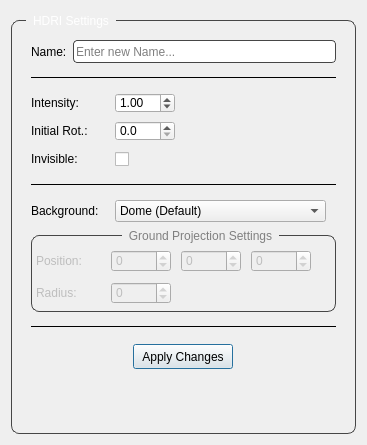
This is YFX_Lookdev_Tool/dev/UI/layer_options_UI.ui in kaanyilmaz99/YFX_Lookdev_Tool as Qt 5 draws it before an edit. The edited form follows.
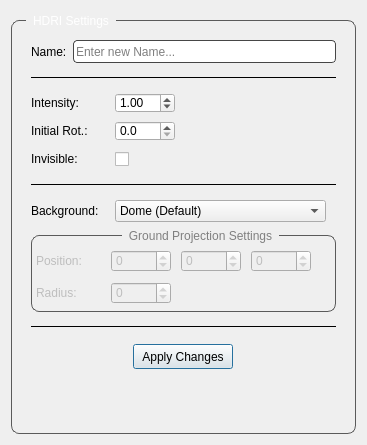
This is the edited form.

```diff
--- a/YFX_Lookdev_Tool/dev/UI/layer_options_UI.ui
+++ b/YFX_Lookdev_Tool/dev/UI/layer_options_UI.ui
@@ -57,7 +57,7 @@
      </property>
      <property name="styleSheet">
       <string notr="true">QGroupBox{
-	border: 1px solid rgb(70, 70, 70);
+	border: 1px solid rgb(90, 90, 90);
     border-radius: 8px;
 	margin-top: 9px;
 }
@@ -433,7 +433,7 @@
           </property>
           <property name="styleSheet">
            <string notr="true">QGroupBox{
-	border: 1px solid rgb(70, 70, 70);
+	border: 1px solid rgb(90, 90, 90);
     border-radius: 8px;
 	margin-top: 9px;
 }
```
